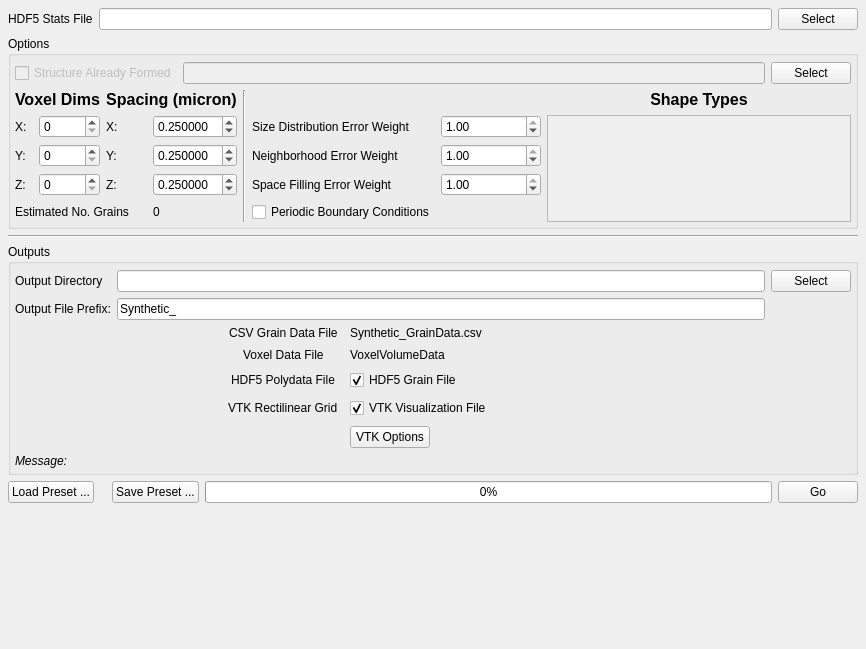
Qt form Source/Plugins/GrainGenerator/UI/GrainGeneratorWidget.ui (BlueQuartzSoftware/DREAM3D) before a commit.
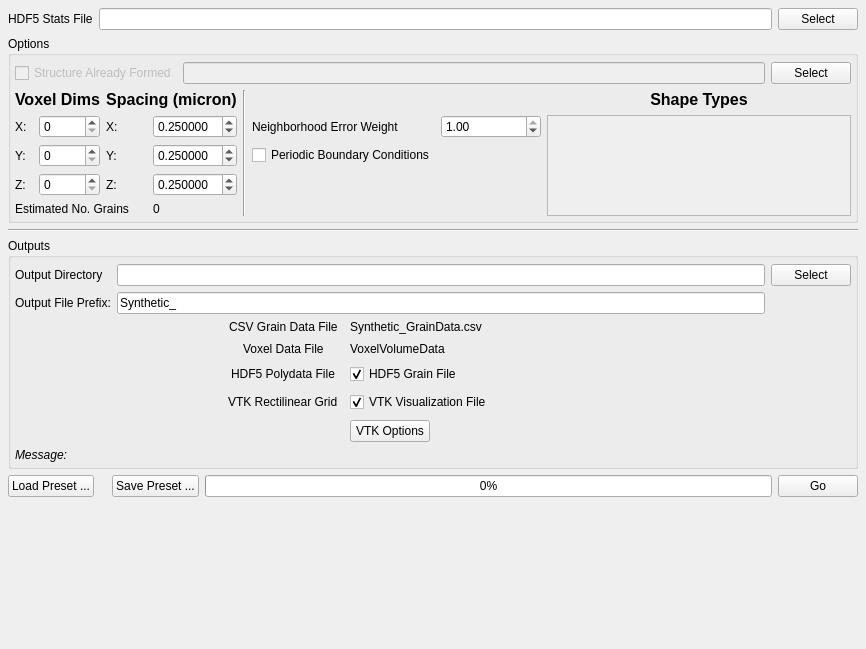
The same form after that commit. Custom widgets are drawn as their Qt base class.

Patch:
```diff
--- a/Source/Plugins/GrainGenerator/UI/GrainGeneratorWidget.ui
+++ b/Source/Plugins/GrainGenerator/UI/GrainGeneratorWidget.ui
@@ -191,91 +191,6 @@
           </property>
          </widget>
         </item>
-        <item row="3" column="6">
-         <widget class="QDoubleSpinBox" name="m_FillingErrorWeight">
-          <property name="minimumSize">
-           <size>
-            <width>100</width>
-            <height>0</height>
-           </size>
-          </property>
-          <property name="maximum">
-           <double>1.000000000000000</double>
-          </property>
-          <property name="singleStep">
-           <double>0.100000000000000</double>
-          </property>
-          <property name="value">
-           <double>1.000000000000000</double>
-          </property>
-         </widget>
-        </item>
-        <item row="2" column="6">
-         <widget class="QDoubleSpinBox" name="m_NeighborhoodErrorWeight">
-          <property name="minimumSize">
-           <size>
-            <width>100</width>
-            <height>0</height>
-           </size>
-          </property>
-          <property name="maximum">
-           <double>1.000000000000000</double>
-          </property>
-          <property name="singleStep">
-           <double>0.100000000000000</double>
-          </property>
-          <property name="value">
-           <double>1.000000000000000</double>
-          </property>
-         </widget>
-        </item>
-        <item row="1" column="6">
-         <widget class="QDoubleSpinBox" name="m_SizeDistErrorWeight">
-          <property name="minimumSize">
-           <size>
-            <width>100</width>
-            <height>0</height>
-           </size>
-          </property>
-          <property name="maximum">
-           <double>1.000000000000000</double>
-          </property>
-          <property name="singleStep">
-           <double>0.100000000000000</double>
-          </property>
-          <property name="value">
-           <double>1.000000000000000</double>
-          </property>
-         </widget>
-        </item>
-        <item row="1" column="5">
-         <widget class="QLabel" name="label_4">
-          <property name="text">
-           <string>Size Distribution Error Weight</string>
-          </property>
-         </widget>
-        </item>
-        <item row="2" column="5">
-         <widget class="QLabel" name="label_3">
-          <property name="text">
-           <string>Neighborhood Error Weight</string>
-          </property>
-         </widget>
-        </item>
-        <item row="3" column="5">
-         <widget class="QLabel" name="label_55">
-          <property name="text">
-           <string>Space Filling Error Weight</string>
-          </property>
-         </widget>
-        </item>
-        <item row="4" column="5">
-         <widget class="QCheckBox" name="m_PeriodicBoundaryConditions">
-          <property name="text">
-           <string>Periodic Boundary Conditions</string>
-          </property>
-         </widget>
-        </item>
         <item row="1" column="7" rowspan="4">
          <widget class="QScrollArea" name="m_ShapeTypeScrollArea">
           <property name="minimumSize">
@@ -293,7 +208,7 @@
              <x>0</x>
              <y>0</y>
              <width>308</width>
-             <height>92</height>
+             <height>87</height>
             </rect>
            </property>
            <layout class="QFormLayout" name="formLayout_2">
@@ -385,6 +300,39 @@
           </property>
          </widget>
         </item>
+        <item row="1" column="6">
+         <widget class="QDoubleSpinBox" name="m_NeighborhoodErrorWeight">
+          <property name="minimumSize">
+           <size>
+            <width>100</width>
+            <height>0</height>
+           </size>
+          </property>
+          <property name="maximum">
+           <double>1.000000000000000</double>
+          </property>
+          <property name="singleStep">
+           <double>0.100000000000000</double>
+          </property>
+          <property name="value">
+           <double>1.000000000000000</double>
+          </property>
+         </widget>
+        </item>
+        <item row="1" column="5">
+         <widget class="QLabel" name="label_3">
+          <property name="text">
+           <string>Neighborhood Error Weight</string>
+          </property>
+         </widget>
+        </item>
+        <item row="2" column="5">
+         <widget class="QCheckBox" name="m_PeriodicBoundaryConditions">
+          <property name="text">
+           <string>Periodic Boundary Conditions</string>
+          </property>
+         </widget>
+        </item>
        </layout>
       </item>
      </layout>
```
Left out of the diff: 3 changed lines with no effect on the pictures.
